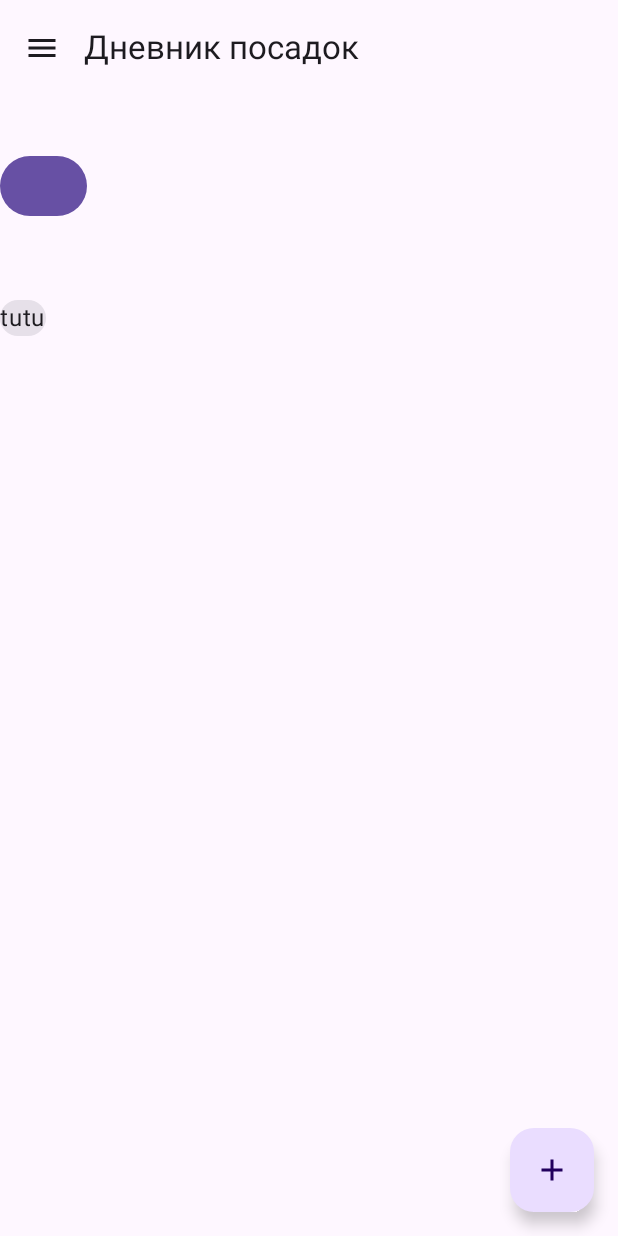
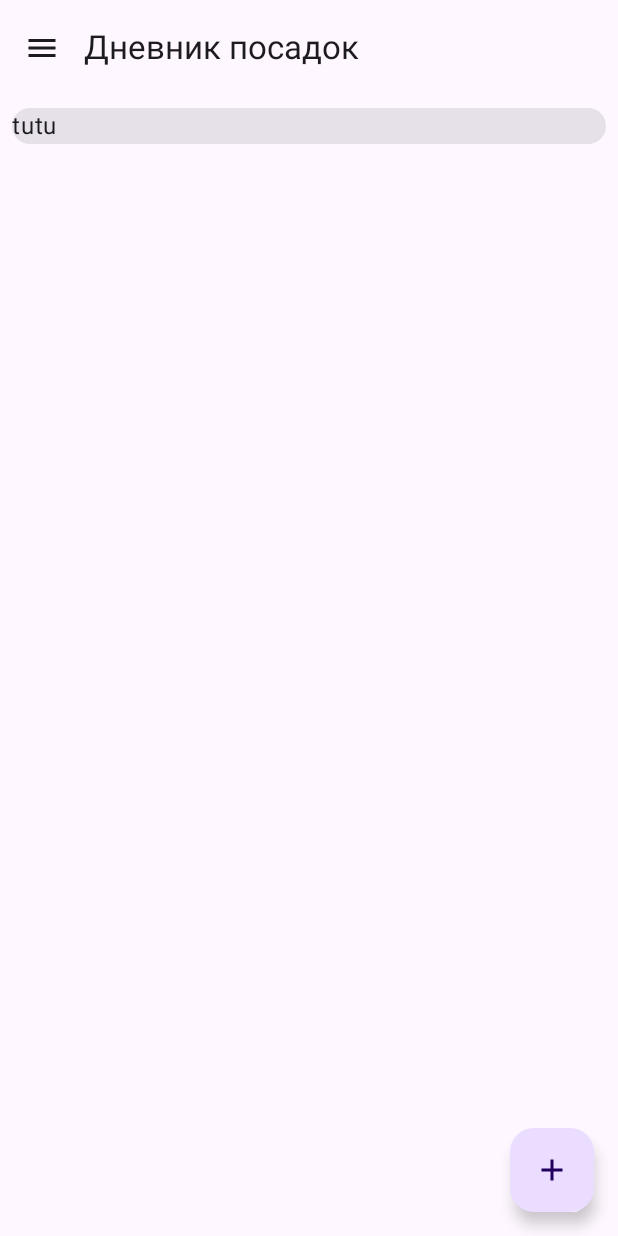
Before and after one commit to VismiOkt/landing_diary, an Android app built with Jetpack Compose: the screen it shows after launch (MainActivity), on a phone screen of 412 x 824 dp. Run offline under Robolectric (Android 15) with nearby library versions, the phone set to English and light mode, and no system bars; our stand-ins replace Firebase (no records; nobody signed in at launch, a user with empty details on screens opened directly), Room's generated code.

Commit message:
Реализована навигация

```diff
--- a/app/build.gradle.kts
+++ b/app/build.gradle.kts
@@ -67,9 +67,11 @@ dependencies {
     implementation(libs.androidx.ui.text.google.fonts)
     //Room
     implementation("androidx.room:room-runtime:${rootProject.extra["room_version"]}")
+    implementation(libs.androidx.navigation.runtime.ktx)
+    implementation(libs.androidx.navigation.compose)
     ksp("androidx.room:room-compiler:${rootProject.extra["room_version"]}")
     implementation("androidx.room:room-ktx:${rootProject.extra["room_version"]}")
- //   implementation("androidx.navigation:navigation-compose:2.7.7")
+    implementation("androidx.navigation:navigation-compose:2.7.7")
 
 
 
--- a/app/src/main/AndroidManifest.xml
+++ b/app/src/main/AndroidManifest.xml
@@ -9,6 +9,7 @@
 
 
     <application
+        android:name=".LdApplication"
         android:allowBackup="true"
         android:dataExtractionRules="@xml/data_extraction_rules"
         android:fullBackupContent="@xml/backup_rules"
--- a/app/src/main/java/com/vismiokt/landing_diary/MainActivity.kt
+++ b/app/src/main/java/com/vismiokt/landing_diary/MainActivity.kt
@@ -2,10 +2,12 @@ package com.vismiokt.landing_diary
 
 //import com.google.firebase.firestore.ktx.firestore
 //import com.google.firebase.ktx.Firebase
+import android.os.Build
 import android.os.Bundle
 import androidx.activity.ComponentActivity
 import androidx.activity.compose.setContent
 import androidx.activity.enableEdgeToEdge
+import androidx.annotation.RequiresApi
 import androidx.compose.foundation.layout.fillMaxSize
 import androidx.compose.material3.Scaffold
 import androidx.compose.ui.Modifier
@@ -13,6 +15,7 @@ import com.vismiokt.landing_diary.ui.LandingDiaryApp
 import com.vismiokt.landing_diary.ui.theme.Landing_diaryTheme
 
 class MainActivity : ComponentActivity() {
+    @RequiresApi(Build.VERSION_CODES.O)
     override fun onCreate(savedInstanceState: Bundle?) {
         super.onCreate(savedInstanceState)
 //        val fs = Firebase.firestore
@@ -20,10 +23,7 @@ class MainActivity : ComponentActivity() {
         enableEdgeToEdge()
         setContent {
             Landing_diaryTheme {
-                Scaffold(modifier = Modifier.fillMaxSize()) { innerPadding ->
-                    LandingDiaryApp()
-//                    RequiredPermission()
-                }
+                LandingDiaryApp()
             }
         }
     }
--- a/app/src/main/java/com/vismiokt/landing_diary/data/Plant.kt
+++ b/app/src/main/java/com/vismiokt/landing_diary/data/Plant.kt
@@ -1,13 +1,10 @@
 package com.vismiokt.landing_diary.data
 
-import android.icu.util.Calendar
 import androidx.room.Entity
 import androidx.room.PrimaryKey
-import java.time.LocalDate
-import java.util.Date
 
 @Entity(tableName = "plants")
-data class Plant (
+data class Plant(
     @PrimaryKey(autoGenerate = true)
     val id: Int,
     val nameVariety: String,
--- /dev/null
+++ b/app/src/main/java/com/vismiokt/landing_diary/navigation/LdNavGraph.kt
@@ -0,0 +1,42 @@
+package com.vismiokt.landing_diary.navigation
+
+import android.os.Build
+import androidx.annotation.RequiresApi
+import androidx.compose.material3.DrawerState
+import androidx.compose.runtime.Composable
+import androidx.navigation.NavHostController
+import androidx.navigation.compose.NavHost
+import androidx.navigation.compose.composable
+import androidx.navigation.compose.rememberNavController
+import com.vismiokt.landing_diary.ui.HomeScreen
+import com.vismiokt.landing_diary.ui.PlantCard
+import com.vismiokt.landing_diary.ui.PlantEntryScreen
+
+
+@RequiresApi(Build.VERSION_CODES.O)
+@Composable
+fun LdNavigation(
+    navController: NavHostController = rememberNavController(),
+    drawerState: DrawerState
+
+) {
+    NavHost(navController = navController, startDestination = Screen.HomeDestination.route) {
+        composable(route = Screen.HomeDestination.route) {
+            HomeScreen(
+                drawerState,
+                navigateToPlantEntry = { navController.navigate(Screen.PlantEntryDestination.route) }
+                )
+        }
+        composable(route = Screen.PlantCardDestination.route) {
+            PlantCard(drawerState)
+        }
+        composable(route = Screen.PlantEntryDestination.route) {
+            PlantEntryScreen(
+                navigateBack = { navController.navigateUp() }
+            )
+        }
+    }
+
+
+
+}
--- /dev/null
+++ b/app/src/main/java/com/vismiokt/landing_diary/navigation/Screen.kt
@@ -0,0 +1,21 @@
+package com.vismiokt.landing_diary.navigation
+
+import androidx.annotation.StringRes
+
+sealed class Screen (
+    val route: String,
+ //   @StringRes val titleRes: Int
+) {
+    data object HomeDestination : Screen(ROUTE_HOME)
+    data object PlantCardDestination : Screen(ROUTE_PLANT_CARD)
+
+    data object PlantEntryDestination : Screen(ROUTE_PLANT_ENTRY)
+
+    companion object {
+        const val ROUTE_HOME: String = "home"
+        const val ROUTE_PLANT_CARD: String = "plant_card"
+        const val ROUTE_PLANT_ENTRY: String = "plant_entry"
+    }
+
+
+}
--- /dev/null
+++ b/app/src/main/java/com/vismiokt/landing_diary/ui/HomeScreen.kt
@@ -0,0 +1,76 @@
+package com.vismiokt.landing_diary.ui
+
+import android.annotation.SuppressLint
+import android.os.Build
+import androidx.annotation.RequiresApi
+import androidx.compose.foundation.layout.calculateEndPadding
+import androidx.compose.foundation.layout.calculateStartPadding
+import androidx.compose.foundation.layout.fillMaxWidth
+import androidx.compose.foundation.layout.padding
+import androidx.compose.foundation.lazy.LazyColumn
+import androidx.compose.foundation.lazy.items
+import androidx.compose.material.icons.Icons
+import androidx.compose.material.icons.outlined.Add
+import androidx.compose.material3.DrawerState
+import androidx.compose.material3.ExperimentalMaterial3Api
+import androidx.compose.material3.FloatingActionButton
+import androidx.compose.material3.Icon
+import androidx.compose.material3.Scaffold
+import androidx.compose.runtime.Composable
+import androidx.compose.runtime.collectAsState
+import androidx.compose.runtime.getValue
+import androidx.compose.ui.Modifier
+import androidx.compose.ui.platform.LocalLayoutDirection
+import androidx.compose.ui.unit.dp
+import androidx.lifecycle.viewmodel.compose.viewModel
+import com.vismiokt.landing_diary.R
+
+@SuppressLint("StateFlowValueCalledInComposition")
+@RequiresApi(Build.VERSION_CODES.O)
+@OptIn(ExperimentalMaterial3Api::class)
+@Composable
+fun HomeScreen(
+//    plants: List<Plant>,
+    //   viewModel: LandingDiaryViewModel,
+    drawerState: DrawerState,
+    navigateToPlantEntry: () -> Unit
+
+) {
+    val viewModel: HomeViewModel = viewModel()
+    val uiState by viewModel.homeUiState.collectAsState()
+
+    Scaffold(
+        topBar = {
+            LdTopAppBar(R.string.app_name_ru, drawerState)
+//             {
+//                scope.launch {
+//                    drawerState.apply {
+//                        if (isClosed) open() else close()
+//                    }
+//                }
+//            }
+        },
+        floatingActionButton = {
+            FloatingActionButton(onClick = navigateToPlantEntry) {
+                Icon(Icons.Outlined.Add, contentDescription = null)
+            }
+
+
+        }
+    ) { padding ->
+            LazyColumn(modifier = Modifier
+                .padding(
+                    start = padding.calculateStartPadding(LocalLayoutDirection.current),
+                    end = padding.calculateEndPadding(LocalLayoutDirection.current),
+                    top = padding.calculateTopPadding()
+                )
+                .fillMaxWidth()
+                .padding(8.dp)) {
+            items(uiState.plants, key = { it.id }) {
+                PlantCardMin(it)
+            }
+        }
+    }
+
+
+}
--- /dev/null
+++ b/app/src/main/java/com/vismiokt/landing_diary/ui/HomeViewModel.kt
@@ -0,0 +1,23 @@
+package com.vismiokt.landing_diary.ui
+
+import androidx.lifecycle.ViewModel
+import com.vismiokt.landing_diary.data.Plant
+import kotlinx.coroutines.flow.MutableStateFlow
+import kotlinx.coroutines.flow.StateFlow
+import kotlinx.coroutines.flow.asStateFlow
+
+class HomeViewModel : ViewModel() {
+ //   val plants: List<Plant> = listOf(Plant(1, "tutu"))
+
+    private val _homeUiState = MutableStateFlow(HomeUiState())
+    val homeUiState: StateFlow<HomeUiState> = _homeUiState.asStateFlow()
+
+
+
+
+
+}
+
+data class HomeUiState(
+    val plants: List<Plant> = listOf(Plant(1, "tutu"))
+)
--- a/app/src/main/java/com/vismiokt/landing_diary/ui/LandingDiaryApp.kt
+++ b/app/src/main/java/com/vismiokt/landing_diary/ui/LandingDiaryApp.kt
@@ -1,67 +1,49 @@
 package com.vismiokt.landing_diary.ui
 
 import android.annotation.SuppressLint
-import android.media.Image
 import android.os.Build
 import androidx.annotation.RequiresApi
 import androidx.annotation.StringRes
 import androidx.compose.foundation.Image
-import androidx.compose.foundation.layout.Column
 import androidx.compose.foundation.layout.fillMaxWidth
-import androidx.compose.foundation.layout.padding
 import androidx.compose.foundation.layout.size
-import androidx.compose.foundation.lazy.LazyColumn
-import androidx.compose.foundation.lazy.items
 import androidx.compose.foundation.shape.RoundedCornerShape
 import androidx.compose.material.icons.Icons
-import androidx.compose.material.icons.outlined.Add
+import androidx.compose.material.icons.automirrored.filled.ArrowBack
+import androidx.compose.material.icons.filled.ArrowBack
 import androidx.compose.material.icons.outlined.Menu
-import androidx.compose.material3.Button
-import androidx.compose.material3.DatePicker
-import androidx.compose.material3.DatePickerDialog
 import androidx.compose.material3.Divider
+import androidx.compose.material3.DrawerState
 import androidx.compose.material3.DrawerValue
 import androidx.compose.material3.ExperimentalMaterial3Api
-import androidx.compose.material3.FloatingActionButton
 import androidx.compose.material3.Icon
 import androidx.compose.material3.IconButton
 import androidx.compose.material3.ModalDrawerSheet
 import androidx.compose.material3.ModalNavigationDrawer
 import androidx.compose.material3.NavigationDrawerItem
-import androidx.compose.material3.Scaffold
 import androidx.compose.material3.Text
-import androidx.compose.material3.TextButton
 import androidx.compose.material3.TopAppBar
-import androidx.compose.material3.rememberDatePickerState
 import androidx.compose.material3.rememberDrawerState
 import androidx.compose.runtime.Composable
-import androidx.compose.runtime.collectAsState
-import androidx.compose.runtime.derivedStateOf
-import androidx.compose.runtime.getValue
-import androidx.compose.runtime.setValue
-import androidx.compose.runtime.mutableStateOf
-import androidx.compose.runtime.remember
 import androidx.compose.runtime.rememberCoroutineScope
 import androidx.compose.ui.Modifier
 import androidx.compose.ui.draw.clip
-import androidx.compose.ui.graphics.Shape
 import androidx.compose.ui.res.painterResource
 import androidx.compose.ui.res.stringResource
 import androidx.compose.ui.unit.dp
 import androidx.lifecycle.viewmodel.compose.viewModel
 import com.vismiokt.landing_diary.R
 import com.vismiokt.landing_diary.data.CategoryPlant
-import com.vismiokt.landing_diary.data.Plant
-import com.vismiokt.landing_diary.domain.FormatDateUseCase
+import com.vismiokt.landing_diary.navigation.LdNavigation
 import kotlinx.coroutines.launch
 
 @RequiresApi(Build.VERSION_CODES.O)
 @SuppressLint("UnusedMaterial3ScaffoldPaddingParameter")
 @Composable
 fun LandingDiaryApp() {
-    val viewModel: LandingDiaryViewModel = viewModel()
+  //  val viewModel: LandingDiaryViewModel = viewModel()
     val drawerState = rememberDrawerState(initialValue = DrawerValue.Closed)
-    val scope = rememberCoroutineScope()
+
     ModalNavigationDrawer(
         drawerState = drawerState,
         drawerContent = {
@@ -70,111 +52,63 @@ fun LandingDiaryApp() {
             }
         },
     ) {
-        Scaffold(
-            topBar = { LdTopAppBar(R.string.app_name_ru) {
-                scope.launch {
-                    drawerState.apply {
-                        if (isClosed) open() else close()
-                    }
-                }
-            }
-            },
-            floatingActionButton = {
-                FloatingActionButton(onClick = { /*TODO*/ }) {
-                    Icon(Icons.Outlined.Add, contentDescription = null)
-                }
-
-
-            }
-        ) { contentPadding ->
-            HomeScreen(viewModel.plants, viewModel)
-        }
+        LdNavigation(drawerState = drawerState)
     }
 
 }
 
-@SuppressLint("StateFlowValueCalledInComposition")
-@RequiresApi(Build.VERSION_CODES.O)
-@OptIn(ExperimentalMaterial3Api::class)
-@Composable
-fun HomeScreen(
-    plants: List<Plant>,
-    viewModel: LandingDiaryViewModel,
 
-) {
-    val uiState by viewModel.uiState.collectAsState()
-
-    val date = remember {
-        mutableStateOf("")
-    }
-    if (uiState.openDialogCalendar) {
-        val datePickerState = rememberDatePickerState()
-        val confirmEnabled = remember {
-            derivedStateOf { datePickerState.selectedDateMillis != null }
-        }
-        DatePickerDialog(
-            onDismissRequest = {
-                viewModel.closeDatePickerDialog()
-            },
-            confirmButton = {
-                TextButton(
-                    onClick = {
-                        viewModel.closeDatePickerDialog()
-                        val fduc = FormatDateUseCase()
-                        date.value = fduc.invoke(datePickerState.selectedDateMillis?: 0)
-                    },
-                    enabled = confirmEnabled.value
-                ) {
-                    Text("OK")
-                }
-            },
-            dismissButton = {
-                TextButton(
-                    onClick = {
-                        viewModel.closeDatePickerDialog()
-                    }
-                ) {
-                    Text("Cancel")
-                }
-            }
-        ) {
-            DatePicker(state = datePickerState)
-        }
-    }
-Column {
-    Button(onClick = { viewModel.openDatePickerDialog() }, modifier = Modifier.padding(top = 100.dp)) {
-
-    }
-    Text(text = date.value)
-}
-
-    LazyColumn (modifier = Modifier.padding(top = 200.dp)) {
-        items(plants, key = { it.id }) {
-            PlantCardMin(it)
-        }
-    }
-
-}
 
 @OptIn(ExperimentalMaterial3Api::class)
 @Composable
 fun LdTopAppBar(
     @StringRes title: Int,
-    onPressedMenu: () -> Unit
+    drawerState: DrawerState
 
 ) {
+    val scope = rememberCoroutineScope()
     TopAppBar(
         title = { Text(text = stringResource(id = title)) },
-        navigationIcon = { IconButton(onClick = onPressedMenu) {
+        navigationIcon = { IconButton(onClick = {
+            scope.launch {
+                drawerState.apply {
+                    if (isClosed) open() else close()
+                }
+            }
+        }) {
             Icon(Icons.Outlined.Menu, contentDescription = null)
         } },
         modifier = Modifier.fillMaxWidth()
         )
 }
 
+@OptIn(ExperimentalMaterial3Api::class)
+@Composable
+fun TopBar(
+    title: Int,
+    onBackButton: () -> Unit
+) {
+    TopAppBar(
+        title = {
+            Text(stringResource(title))
+        },
+        navigationIcon = {
+            IconButton(onClick = onBackButton) {
+                Icon(
+                    imageVector = Icons.AutoMirrored.Filled.ArrowBack,
+                    contentDescription = null
+                )
+            }
+        }
+
+    )
+}
+
 @Composable
 fun ModalNavigationApp() {
-    Image(painter = painterResource(R.drawable.landing_diary), contentDescription = null, modifier = Modifier.size(150.dp).clip(shape = RoundedCornerShape(50)))
+    Image(painter = painterResource(R.drawable.landing_diary), contentDescription = null, modifier = Modifier
+        .size(150.dp)
+        .clip(shape = RoundedCornerShape(50)))
     Divider()
     CategoryPlant.entries.forEach {
         NavigationDrawerItem(
--- a/app/src/main/java/com/vismiokt/landing_diary/ui/LandingDiaryViewModel.kt
+++ /dev/null
@@ -1,30 +0,0 @@
-package com.vismiokt.landing_diary.ui
-
-import androidx.lifecycle.ViewModel
-import com.vismiokt.landing_diary.data.Plant
-import kotlinx.coroutines.flow.MutableStateFlow
-import kotlinx.coroutines.flow.StateFlow
-import kotlinx.coroutines.flow.asStateFlow
-import kotlinx.coroutines.flow.update
-
-class LandingDiaryViewModel : ViewModel() {
-    val plants: List<Plant> = listOf(Plant(1, "tutu"))
-
-    private val _uiState = MutableStateFlow(UiState())
-    val uiState: StateFlow<UiState> = _uiState.asStateFlow()
-
-    fun closeDatePickerDialog() {
-        _uiState.update {
-            it.copy(openDialogCalendar = false)
-        }
-    }
-
-    fun openDatePickerDialog() {
-        _uiState.update {
-            it.copy(openDialogCalendar = true)
-        }
-    }
-
-
-
-}
--- a/app/src/main/java/com/vismiokt/landing_diary/ui/PlantCardMin.kt
+++ b/app/src/main/java/com/vismiokt/landing_diary/ui/PlantCardMin.kt
@@ -1,15 +1,18 @@
 package com.vismiokt.landing_diary.ui
 
+import androidx.compose.foundation.layout.fillMaxWidth
+import androidx.compose.foundation.layout.padding
 import androidx.compose.material3.Card
 import androidx.compose.material3.Text
 import androidx.compose.runtime.Composable
+import androidx.compose.ui.Modifier
 import com.vismiokt.landing_diary.data.Plant
 
 @Composable
 fun PlantCardMin(
     plant: Plant
 ) {
-    Card {
+    Card (modifier = Modifier.fillMaxWidth()) {
         Text(text = plant.nameVariety)
     }
 
--- a/gradle/libs.versions.toml
+++ b/gradle/libs.versions.toml
@@ -11,6 +11,8 @@ composeBom = "2024.05.00"
 appcompat = "1.7.0"
 uiTextGoogleFonts = "1.6.7"
 kspVer = "2.0.0-1.0.21"
+navigationRuntimeKtx = "2.7.7"
+navigationCompose = "2.7.7"
 
 [libraries]
 androidx-core-ktx = { group = "androidx.core", name = "core-ktx", version.ref = "coreKtx" }
@@ -29,6 +31,8 @@ androidx-ui-test-junit4 = { group = "androidx.compose.ui", name = "ui-test-junit
 androidx-material3 = { group = "androidx.compose.material3", name = "material3" }
 androidx-appcompat = { group = "androidx.appcompat", name = "appcompat", version.ref = "appcompat" }
 androidx-ui-text-google-fonts = { group = "androidx.compose.ui", name = "ui-text-google-fonts", version.ref = "uiTextGoogleFonts" }
+androidx-navigation-runtime-ktx = { group = "androidx.navigation", name = "navigation-runtime-ktx", version.ref = "navigationRuntimeKtx" }
+androidx-navigation-compose = { group = "androidx.navigation", name = "navigation-compose", version.ref = "navigationCompose" }
 
 [plugins]
 android-application = { id = "com.android.application", version.ref = "agp" }
```
Also changed, not shown: app/src/main/java/com/vismiokt/landing_diary/ui/AppViewModelProvider.kt (+5 -6 lines), app/src/main/java/com/vismiokt/landing_diary/ui/PlantEntryScreen.kt (added, +171 -0 lines), app/src/main/java/com/vismiokt/landing_diary/ui/PlantEntryViewModel.kt (added, +62 -0 lines), app/src/main/java/com/vismiokt/landing_diary/ui/PlantСard.kt (+11 -0 lines), app/src/main/java/com/vismiokt/landing_diary/ui/UiState.kt (+61 -0 lines), app/src/main/res/values/strings.xml (+9 -0 lines).
